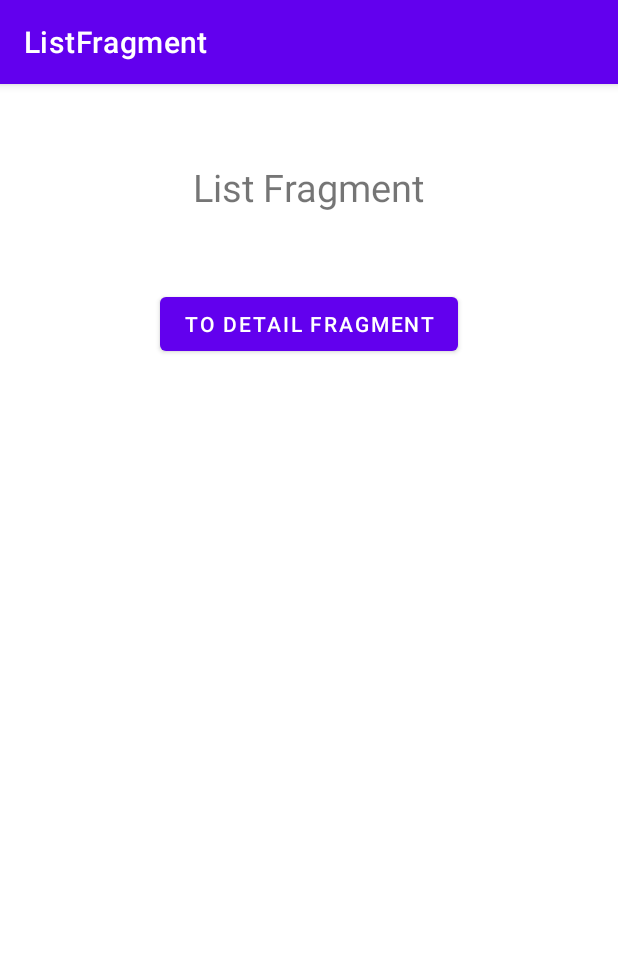
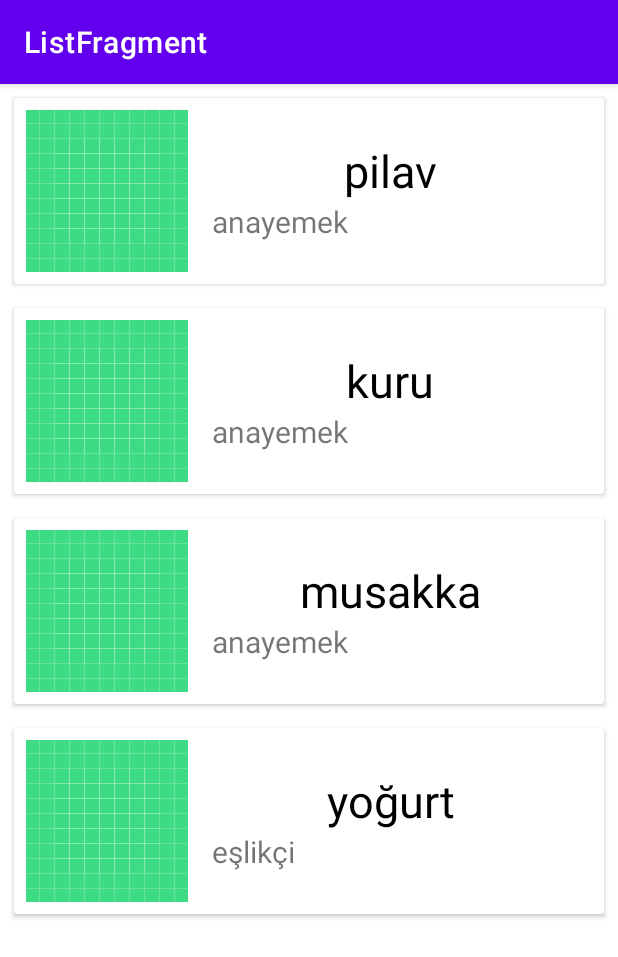
Before and after one commit to muratalarcin/YemekTarifi, an Android app: the ListFragment screen opened directly, with no data from a screen before it, on a phone screen of 412 x 824 dp. Shown: the top 957 px of the screen. Run offline under Robolectric (Android 15) with nearby library versions, the phone set to English and light mode, and no system bars; our stand-ins replace data binding, navigation-ui.

Commit message:
recylerview adapter and listviewmodel created

```diff
--- /dev/null
+++ b/app/src/main/java/com/muratalarcin/yemektarifi/adapter/ClickListener.kt
@@ -0,0 +1,7 @@
+package com.muratalarcin.yemektarifi.adapter
+
+import android.view.View
+
+interface ClickListener {
+    fun onClicked(v: View)
+}
--- /dev/null
+++ b/app/src/main/java/com/muratalarcin/yemektarifi/adapter/SpecificationAdapter.kt
@@ -0,0 +1,53 @@
+package com.muratalarcin.yemektarifi.adapter
+
+import android.annotation.SuppressLint
+import android.view.LayoutInflater
+import android.view.View
+import android.view.ViewGroup
+import android.widget.TextView
+import androidx.recyclerview.widget.RecyclerView
+import com.muratalarcin.yemektarifi.R
+import com.muratalarcin.yemektarifi.model.Specification
+
+class SpecificationAdapter(val specificationList: ArrayList<Specification>) :
+    RecyclerView.Adapter<SpecificationAdapter.SpecificationViewHolder>() {
+
+    // ViewHolder sınıfını içeride tanımlayabilirsiniz.
+    class SpecificationViewHolder(itemView: View) : RecyclerView.ViewHolder(itemView) {
+        // ViewHolder içindeki view'lara burada erişebilirsiniz.
+        val nameTextView: TextView = itemView.findViewById(R.id.name)
+        val tagTextView: TextView = itemView.findViewById(R.id.tag)
+        // Diğer view'ları buraya ekleyebilirsiniz.
+        // val descriptionTextView: TextView = itemView.findViewById(R.id.description)
+        // val imageView: ImageView = itemView.findViewById(R.id.imageView)
+    }
+
+    // onCreateViewHolder metodu içinde LayoutInflater'ı kullanarak view'ı inflate ediyoruz.
+    override fun onCreateViewHolder(parent: ViewGroup, viewType: Int): SpecificationViewHolder {
+        val inflater = LayoutInflater.from(parent.context)
+        val view = inflater.inflate(R.layout.row, parent, false)
+        return SpecificationViewHolder(view)
+    }
+
+    // getItemCount metodu ile liste elemanlarının sayısını döndürüyoruz.
+    override fun getItemCount(): Int {
+        return specificationList.size
+    }
+
+    // onBindViewHolder metodu ile ViewHolder'ın view'larına verileri yerleştiriyoruz.
+    override fun onBindViewHolder(holder: SpecificationViewHolder, position: Int) {
+        val specification = specificationList[position]
+        holder.nameTextView.text = specificationList[position].specificationName
+        holder.tagTextView.text = specificationList[position].tagName
+        // Diğer verileri de benzer şekilde yerleştirebilirsiniz.
+        // holder.descriptionTextView.text = specification.specificationDescription
+        // holder.imageView.setImageResource(specification.imageResource)
+    }
+
+    @SuppressLint("NotifyDataSetChanged")
+    fun updateSpecificationList(newSpecificationList: List<Specification>){
+        specificationList.clear()
+        specificationList.addAll(newSpecificationList)
+        notifyDataSetChanged()
+    }
+}
--- /dev/null
+++ b/app/src/main/java/com/muratalarcin/yemektarifi/model/Model.kt
@@ -0,0 +1,8 @@
+package com.muratalarcin.yemektarifi.model
+
+data class Specification (
+    val specificationName: String?,
+    val tagName: String?,
+    val materialNames: String?,
+    val fabrication: String?,
+)
--- a/app/src/main/java/com/muratalarcin/yemektarifi/view/ListFragment.kt
+++ b/app/src/main/java/com/muratalarcin/yemektarifi/view/ListFragment.kt
@@ -5,12 +5,19 @@ import androidx.fragment.app.Fragment
 import android.view.LayoutInflater
 import android.view.View
 import android.view.ViewGroup
+import androidx.lifecycle.Observer
+import androidx.lifecycle.ViewModelProvider
 import androidx.navigation.fragment.findNavController
+import androidx.recyclerview.widget.LinearLayoutManager
 import com.muratalarcin.yemektarifi.R
+import com.muratalarcin.yemektarifi.adapter.SpecificationAdapter
 import com.muratalarcin.yemektarifi.databinding.FragmentListBinding
+import com.muratalarcin.yemektarifi.viewmodel.ListViewModel
 
 class ListFragment : Fragment() {
 
+    lateinit var viewModel: ListViewModel
+    private val specificationAdapter = SpecificationAdapter(arrayListOf())
     private var _binding: FragmentListBinding? = null
     private val binding get() = _binding!!
 
@@ -25,9 +32,53 @@ class ListFragment : Fragment() {
     override fun onViewCreated(view: View, savedInstanceState: Bundle?) {
         super.onViewCreated(view, savedInstanceState)
 
-        binding.listFragmentButton.setOnClickListener {
-            findNavController().navigate(R.id.action_listFragment_to_detailFragment)
-        }
+        // ViewModel'ı oluşturunuz.
+        viewModel = ViewModelProvider(requireActivity()).get(ListViewModel::class.java)
+
+        // RecyclerView'a LinearLayoutManager'ı atayın
+        binding.recyclerView.layoutManager = LinearLayoutManager(context)
+
+        // RecyclerView'a adapter'ı atayın
+        binding.recyclerView.adapter = specificationAdapter
+
+        // LiveData'ları dinlemeye başlayın.
+        observeLiveData()
+
+        // Verileri LiveData'ya eklemek için refreshData() metodunu çağırın.
+        viewModel.refreshData()
+    }
+
+    fun observeLiveData() {
+        viewModel.specifications.observe(viewLifecycleOwner, Observer { specification ->
+            specification?.let {
+                binding.recyclerView.visibility = View.VISIBLE
+                specificationAdapter.updateSpecificationList(specification)
+            }
+        })
+
+        viewModel.specificationError.observe(viewLifecycleOwner, Observer { error ->
+            error?.let {
+                if (it) {
+                    binding.errorText.visibility = View.VISIBLE
+                } else {
+                    binding.errorText.visibility = View.GONE
+                }
+            }
+        })
+
+        viewModel.specificationLoading.observe(viewLifecycleOwner, Observer { loading ->
+            loading?.let {
+                if (it) {
+                    binding.progressBar.visibility = View.VISIBLE
+                    binding.recyclerView.visibility = View.GONE
+                    binding.errorText.visibility = View.GONE
+                } else {
+                    binding.progressBar.visibility = View.GONE
+                }
+            }
+
+        })
+
     }
 
     override fun onDestroyView() {
--- /dev/null
+++ b/app/src/main/java/com/muratalarcin/yemektarifi/viewmodel/ListViewModel.kt
@@ -0,0 +1,24 @@
+package com.muratalarcin.yemektarifi.viewmodel
+
+import androidx.lifecycle.MutableLiveData
+import androidx.lifecycle.ViewModel
+import com.muratalarcin.yemektarifi.model.Specification
+
+class ListViewModel : ViewModel() {
+    val specifications = MutableLiveData<List<Specification>>()
+    val specificationError = MutableLiveData<Boolean>()
+    val specificationLoading = MutableLiveData<Boolean>()
+
+    fun refreshData() {
+        val spec = Specification("pilav", "anayemek","pirinç", "prinç suda bekler zart zurt")
+        val spec1 = Specification("kuru", "anayemek","fasulye", "prinç suda bekler zart zurt")
+        val spec2 = Specification("musakka", "anayemek","patlıcan", "prinç suda bekler zart zurt")
+        val spec3 = Specification("yoğurt", "eşlikçi","süt", "prinç suda bekler zart zurt")
+
+        val specificationList = arrayListOf<Specification>(spec,spec1, spec2, spec3)
+
+        specifications.value = specificationList
+        specificationError.value = false
+        specificationLoading.value = false
+    }
+}
--- a/app/src/main/res/layout/fragment_list.xml
+++ b/app/src/main/res/layout/fragment_list.xml
@@ -1,33 +1,54 @@
 <?xml version="1.0" encoding="utf-8"?>
 
 <layout xmlns:android="http://schemas.android.com/apk/res/android"
+    xmlns:app="http://schemas.android.com/apk/res-auto"
     xmlns:tools="http://schemas.android.com/tools">
 
-    <LinearLayout
-        android:orientation="vertical"
+    <androidx.swiperefreshlayout.widget.SwipeRefreshLayout
+        android:id="@+id/swiperefreshlayout"
         android:layout_width="match_parent"
         android:layout_height="match_parent"
         tools:context=".view.ListFragment">
 
-        <TextView
-            android:id="@+id/list_fragment_textview"
-            android:layout_width="wrap_content"
-            android:layout_height="wrap_content"
-            android:text="@string/list_fragment"
-            android:textSize="25sp"
-            android:layout_gravity="center"
-            android:layout_marginTop="50dp">
-        </TextView>
+        <androidx.constraintlayout.widget.ConstraintLayout
+            android:layout_width="match_parent"
+            android:layout_height="match_parent">
 
-        <Button
-            android:id="@+id/list_fragment_button"
-            android:layout_width="wrap_content"
-            android:layout_height="wrap_content"
-            android:text="To Detail Fragment"
-            android:layout_gravity="center"
-            android:layout_marginTop="50dp">
-        </Button>
+            <androidx.recyclerview.widget.RecyclerView
+                android:id="@+id/recyclerView"
+                android:layout_width="0dp"
+                android:layout_height="0dp"
+                app:layout_constraintBottom_toBottomOf="parent"
+                app:layout_constraintEnd_toEndOf="parent"
+                app:layout_constraintStart_toStartOf="parent"
+                app:layout_constraintTop_toTopOf="parent" />
+
+            <TextView
+                android:id="@+id/errorText"
+                android:layout_width="0dp"
+                android:layout_height="0dp"
+                android:gravity="center"
+                android:text="@string/data_not_obtained"
+                android:textAlignment="center"
+                android:textColor="@color/black"
+                android:textSize="20sp"
+                app:layout_constraintBottom_toBottomOf="parent"
+                app:layout_constraintEnd_toEndOf="parent"
+                app:layout_constraintStart_toStartOf="parent"
+                app:layout_constraintTop_toTopOf="parent">
+
+            </TextView>
+
+            <ProgressBar
+                android:id="@+id/progressBar"
+                android:layout_width="wrap_content"
+                android:layout_height="wrap_content"
+                app:layout_constraintBottom_toBottomOf="parent"
+                app:layout_constraintEnd_toEndOf="parent"
+                app:layout_constraintStart_toStartOf="parent"
+                app:layout_constraintTop_toTopOf="parent" />
 
 
-    </LinearLayout>
+        </androidx.constraintlayout.widget.ConstraintLayout>
+    </androidx.swiperefreshlayout.widget.SwipeRefreshLayout>
 </layout>
--- /dev/null
+++ b/app/src/main/res/layout/row.xml
@@ -0,0 +1,52 @@
+<?xml version="1.0" encoding="utf-8"?>
+<FrameLayout xmlns:android="http://schemas.android.com/apk/res/android"
+    android:layout_width="match_parent"
+    android:layout_height="wrap_content">
+
+    <androidx.cardview.widget.CardView
+        android:layout_width="match_parent"
+        android:layout_height="wrap_content"
+        android:layout_margin="8dp">
+
+        <LinearLayout
+            android:layout_width="match_parent"
+            android:layout_height="wrap_content"
+            android:orientation="horizontal"
+            android:padding="8dp">
+
+            <ImageView
+                android:id="@+id/imageView"
+                android:layout_width="wrap_content"
+                android:layout_height="wrap_content"
+                android:src="@drawable/ic_launcher_background" />
+
+            <LinearLayout
+                android:layout_width="match_parent"
+                android:layout_height="wrap_content"
+                android:layout_gravity="center"
+                android:orientation="vertical"
+                android:padding="16dp">
+
+                <TextView
+                    android:id="@+id/name"
+                    android:layout_width="match_parent"
+                    android:layout_height="wrap_content"
+                    android:text="Name"
+                    android:textAlignment="center"
+                    android:textColor="@color/black"
+                    android:textSize="30sp" />
+
+                <TextView
+                    android:id="@+id/tag"
+                    android:layout_width="match_parent"
+                    android:layout_height="wrap_content"
+                    android:text="Tag"
+                    android:textSize="20sp" />
+
+            </LinearLayout>
+
+        </LinearLayout>
+    </androidx.cardview.widget.CardView>
+
+
+</FrameLayout>
--- /dev/null
+++ b/app/src/main/res/values/card_styles.xml
@@ -0,0 +1,7 @@
+<?xml version="1.0" encoding="utf-8"?>
+<resources>
+    <style name="CardViewStyle" parent="CardView.Light">
+        <item name="cardElevation">8dp</item>
+        <item name="cardBackgroundColor">#FFFFFF</item>
+    </style>
+</resources>
--- a/app/src/main/res/values/strings.xml
+++ b/app/src/main/res/values/strings.xml
@@ -6,6 +6,7 @@
     <string name="second_fragment_label">Second Fragment</string>
     <string name="next">Next</string>
     <string name="previous">Previous</string>
+    <string name="data_not_obtained">If data cannot be obtained.</string>
 
     <string name="lorem_ipsum">
         Lorem ipsum dolor sit amet, consectetur adipiscing elit. Nam in scelerisque sem. Mauris
@@ -50,4 +51,5 @@
     <string name="dummy_content">DUMMY\nCONTENT</string>
     <string name="list_fragment">List Fragment</string>
     <string name="detail_fragment">Detail Fragment</string>
+    <string name="to_detail_fragment">To Detail Fragment</string>
 </resources>
```
